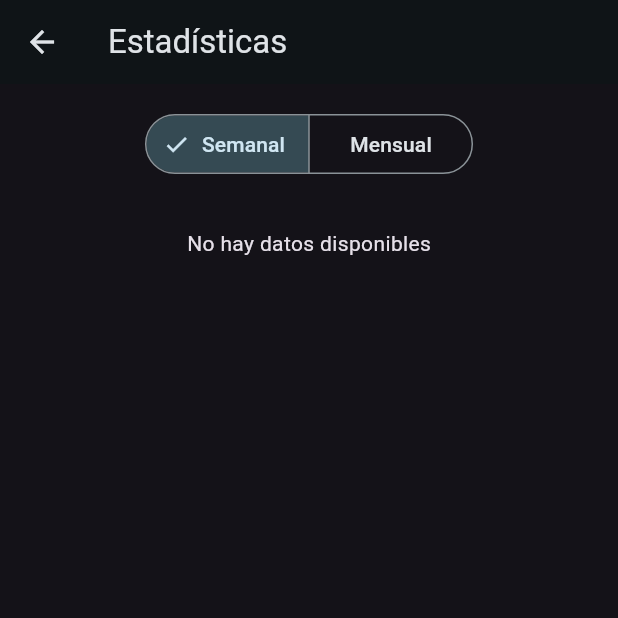
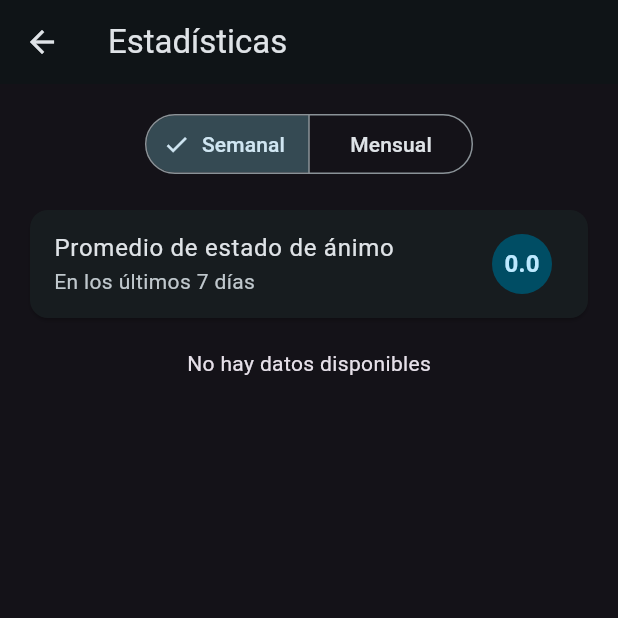
Before and after one commit to davidfvaquero/mood_tracker, a Flutter app: the MoodChartsScreen screen opened directly, on a phone screen of 412 x 824 dp, the top half of it. Run offline on Flutter 3.47's test engine with Material 3 defaults, Android fonts, the phone set to English and light mode, and no system bars; our stand-ins replace fl_chart, hive, hive_flutter, shared_preferences; accounts and stored records are empty.

Commit message:
[MOOD][AVERAGE] Added average mood for weekly and monthly graphs

```diff
--- a/lib/screens/mood_charts_screen.dart
+++ b/lib/screens/mood_charts_screen.dart
@@ -25,10 +25,8 @@ class _MoodChartsScreenState extends State<MoodChartsScreen> {
     final days = _selectedTimeFrame == 'Semanal' ? 7 : 30;
     final cutoff = DateTime.now().subtract(Duration(days: days));
 
-    return allData
-        .where((entry) => entry.date.isAfter(cutoff))
-        .toList()
-        ..sort((a, b) => a.date.compareTo(b.date));
+    return allData.where((entry) => entry.date.isAfter(cutoff)).toList()
+      ..sort((a, b) => a.date.compareTo(b.date));
   }
 
   @override
@@ -48,19 +46,48 @@ class _MoodChartsScreenState extends State<MoodChartsScreen> {
 
           final allData = snapshot.data!;
           final filteredData = _getFilteredData(allData);
+          final average = _calculateAverage(filteredData);
 
           return SingleChildScrollView(
             child: Column(
               children: [
                 _buildTimeFrameSelector(),
                 Padding(
+                  padding: const EdgeInsets.symmetric(horizontal: 16.0),
+                  child: Card(
+                    child: ListTile(
+                      title: const Text('Promedio de estado de ánimo'),
+                      subtitle: Text(
+                        'En los últimos ${_selectedTimeFrame == 'Semanal' ? 7 : 30} días',
+                      ),
+                      trailing: CircleAvatar(
+                        backgroundColor:
+                            Theme.of(context).colorScheme.primaryContainer,
+                        child: Text(
+                          average.toStringAsFixed(1),
+                          style: TextStyle(
+                            color:
+                                Theme.of(
+                                  context,
+                                ).colorScheme.onPrimaryContainer,
+                            fontWeight: FontWeight.bold,
+                          ),
+                        ),
+                      ),
+                    ),
+                  ),
+                ),
+                Padding(
                   padding: const EdgeInsets.all(16.0),
-                  child: filteredData.isEmpty
-                      ? const Center(child: Text('No hay datos disponibles'))
-                      : MoodChart(
-                          data: filteredData,
-                          timeFrame: _selectedTimeFrame,
-                        ),
+                  child:
+                      filteredData.isEmpty
+                          ? const Center(
+                            child: Text('No hay datos disponibles'),
+                          )
+                          : MoodChart(
+                            data: filteredData,
+                            timeFrame: _selectedTimeFrame,
+                          ),
                 ),
               ],
             ),
@@ -68,6 +95,12 @@ class _MoodChartsScreenState extends State<MoodChartsScreen> {
         },
       ),
     );
+  }
+
+  double _calculateAverage(List<MoodEntry> data) {
+    if (data.isEmpty) return 0.0;
+    final total = data.fold(0.0, (sum, entry) => sum + entry.rating);
+    return total / data.length;
   }
 
   Widget _buildTimeFrameSelector() {
```
Also changed, not shown: 125 other files.
